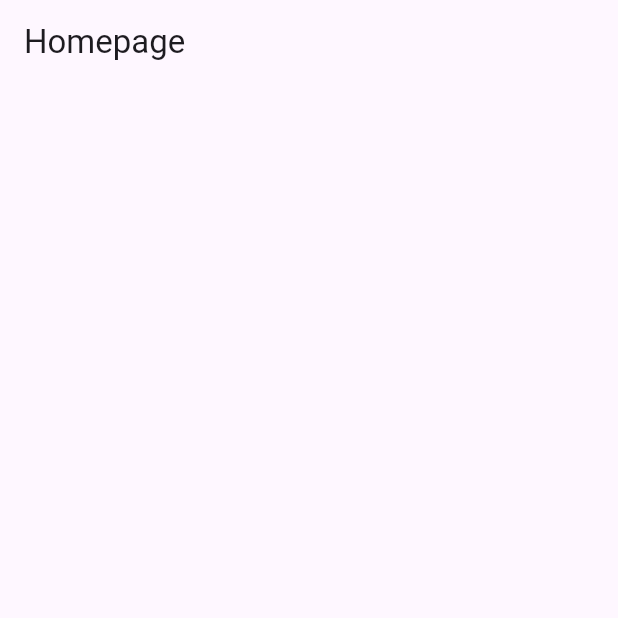
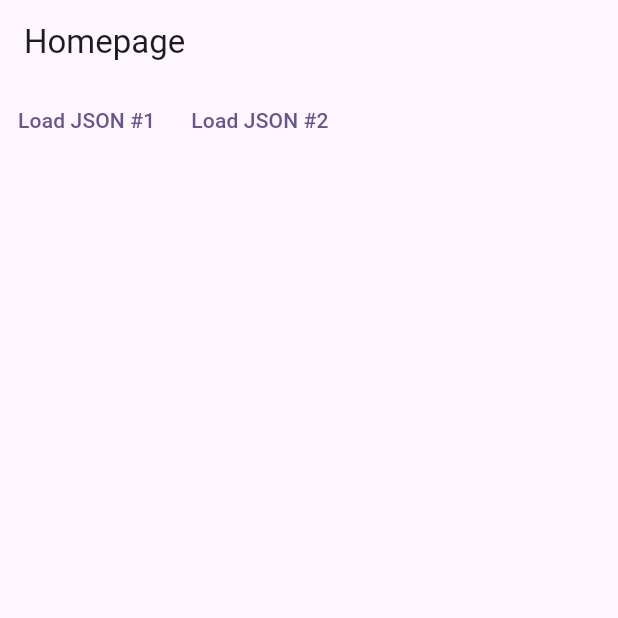
Before and after one commit to thelorddoyle/simple-bloc, a Flutter app: the screen it shows after launch, on a phone screen of 412 x 824 dp, the top half of it. Run offline on Flutter 3.47's test engine with Material 2 defaults, Android fonts, the phone set to English and light mode, and no system bars; our stand-ins replace flutter_bloc.

```diff
--- a/lib/main.dart
+++ b/lib/main.dart
@@ -1,4 +1,17 @@
+// ignore_for_file: avoid_print
+
+import 'dart:convert';
+import 'dart:io';
+
 import 'package:flutter/material.dart';
+// import 'package:bloc/bloc.dart';
+import 'package:flutter_bloc/flutter_bloc.dart';
+
+import 'dart:developer' as devtools show log;
+
+extension Log on Object {
+  void log() => devtools.log(toString());
+}
 
 void main() {
   runApp(const MyApp());
@@ -10,13 +23,139 @@ class MyApp extends StatelessWidget {
   @override
   Widget build(BuildContext context) {
     return MaterialApp(
-      title: 'Flutter Demo',
-      theme: ThemeData(
-        colorScheme: ColorScheme.fromSeed(seedColor: Colors.deepPurple),
-        useMaterial3: true,
-      ),
-      home: const MyHomePage(),
-    );
+        title: 'Flutter Demo',
+        theme: ThemeData(
+          colorScheme: ColorScheme.fromSeed(seedColor: Colors.deepPurple),
+          useMaterial3: true,
+        ),
+        home: BlocProvider(
+          create: (context) => PersonsBloc(),
+          child: const MyHomePage(),
+        ));
+  }
+}
+
+// How do extensions work?
+
+// Can extend on any keyword
+extension LengthExtension on String {
+  int getLength() {
+    return length;
+  }
+}
+
+// Here it is in action. I will use it now for creating an enum (PersonUrl) and then giving it a method via na extension
+void fun() {
+  String myString = 'Hello, there!';
+  int length = myString.getLength();
+  print(length);
+}
+
+// What are subscripts?
+
+// In Flutter, a subscript refers to the ability to access individual elements
+// or properties of a collection or object using square brackets [].
+// It is a way to retrieve or set values at a specific index or key within a data structure.
+extension Subscript<T> on Iterable<T> {
+  T? operator [](int index) => length > index ? elementAt(index) : null;
+}
+
+// We are extending the Iterable subscript to actually be able to operate
+// similarly to a list, and access an item at index, but also changing
+// the Type to be T? so that it can return null of the int provided
+// has no value at that index
+
+void testIt() {
+  Iterable<String> names = ['foo', 'bar', 'baz'];
+  var thisName = names[2];
+  print(thisName);
+}
+
+// Why is this an abstract class?
+// Because a Bloc looks like this: Bloc<Event, State>
+// It takes a single Event generic type (in this case our Load Action)
+// Abstract classes can hold different types of LoadActions inside of them but still only be one type
+// But also! And importantly! Abstract classes CANNOT be initialised
+// This helps us so that we cannot initialise a LoadAction class such as LoadAction.LoadImage and just send that to our bloc
+
+@immutable
+abstract class LoadAction {
+  const LoadAction();
+}
+
+enum PersonUrl { persons1, persons2 }
+
+extension UrlString on PersonUrl {
+  String get urlString {
+    return switch (this) {
+      PersonUrl.persons1 => 'http://127.0.0.1:5500/api/person-1.json',
+      PersonUrl.persons2 => 'http://127.0.0.1:5500/api/person-2.json'
+    };
+  }
+}
+
+@immutable
+class LoadPersonsAction implements LoadAction {
+  final PersonUrl url;
+
+  const LoadPersonsAction({required this.url}) : super();
+}
+
+@immutable
+class Person {
+  final String name;
+  final int age;
+
+  // default / manual constructor
+  const Person({required this.name, required this.age});
+
+  // json constructor
+  Person.fromJson(Map<String, dynamic> json)
+      : name = json['name'] as String,
+        age = json['age'] as int;
+
+  @override
+  String toString() => 'Person (name: $name, age: $age)';
+}
+
+Future<Iterable<Person>> getPersons(String url) => HttpClient()
+    .getUrl(Uri.parse(url))
+    .then((req) => req.close())
+    .then((value) => value.transform(utf8.decoder).join())
+    .then((str) => json.decode(str) as List<dynamic>)
+    .then((list) => list.map((e) => Person.fromJson(e)));
+
+@immutable
+class FetchResult {
+  final Iterable<Person> people;
+  final bool isRetrievedFromCache;
+
+  const FetchResult({required this.people, required this.isRetrievedFromCache});
+
+  @override
+  String toString() =>
+      'FetchResult (isRetrievedFromCache = $isRetrievedFromCache, people = $people)';
+}
+
+class PersonsBloc extends Bloc<LoadAction, FetchResult?> {
+  final Map<PersonUrl, Iterable<Person>> _cache = {};
+  PersonsBloc() : super(null) {
+    on<LoadPersonsAction>((event, emit) async {
+      final url = event.url;
+      _cache.log();
+      if (_cache.containsKey(url)) {
+        // we have value of cache
+        final cachedPeople = _cache[url]!;
+        final result =
+            FetchResult(people: cachedPeople, isRetrievedFromCache: true);
+        emit(result);
+      } else {
+        final people = await getPersons(url.urlString);
+        _cache[url] = people;
+        final result = FetchResult(people: people, isRetrievedFromCache: false);
+        emit(result);
+      }
+    });
   }
 }
 
@@ -27,6 +166,46 @@ class MyHomePage extends StatelessWidget {
   Widget build(BuildContext context) {
     return Scaffold(
       appBar: AppBar(title: const Text('Homepage')),
+      body: Column(children: [
+        Row(
+          children: [
+            TextButton(
+                onPressed: () => {
+                      context
+                          .read<PersonsBloc>()
+                          .add(const LoadPersonsAction(url: PersonUrl.persons1))
+                    },
+                child: const Text('Load JSON #1')),
+            TextButton(
+                onPressed: () => {
+                      context
+                          .read<PersonsBloc>()
+                          .add(const LoadPersonsAction(url: PersonUrl.persons2))
+                    },
+                child: const Text('Load JSON #2')),
+          ],
+        ),
+        BlocBuilder<PersonsBloc, FetchResult?>(
+          buildWhen: (previousResult, currentResult) {
+            return previousResult?.people != currentResult?.people;
+          },
+          builder: (context, fetchResult) {
+            fetchResult?.log();
+            final people = fetchResult?.people;
+            if (people == null) {
+              return const SizedBox();
+            }
+            return Expanded(
+              child: ListView.builder(
+                  itemCount: people.length,
+                  itemBuilder: (context, index) {
+                    final person = people[index]!;
+                    return ListTile(title: Text(person.name));
+                  }),
+            );
+          },
+        )
+      ]),
     );
   }
 }
```
Also changed, not shown: api/person-1.json (added, +14 -0 lines), api/person-2.json (added, +14 -0 lines).
